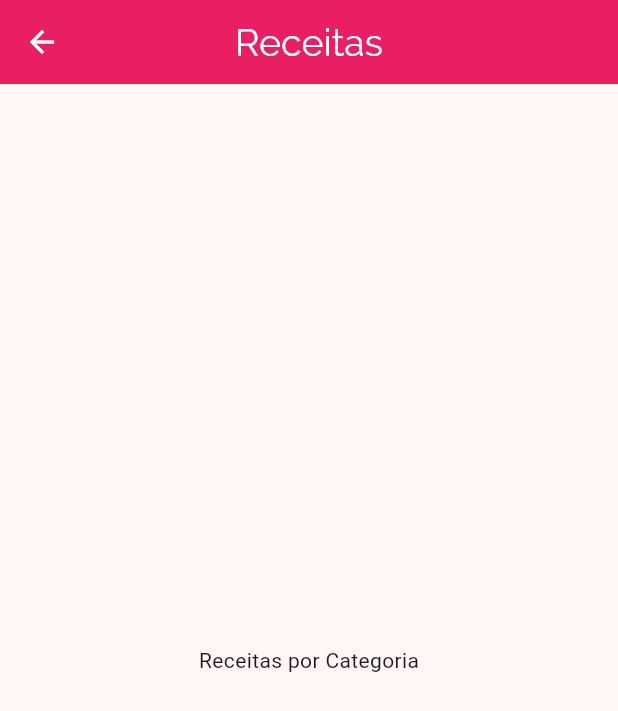
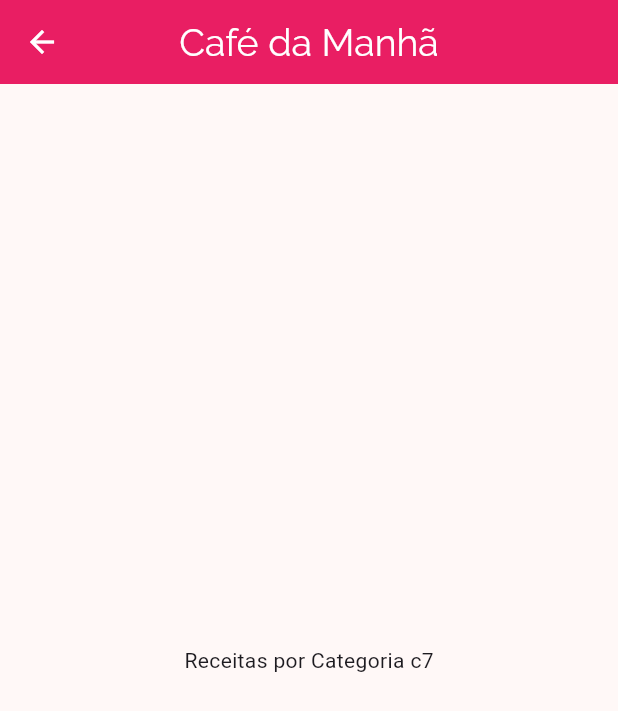
Before and after one commit to cleitonaraujo89/meals, a Flutter app: the screen it shows after launch, after a tap on "Café da Manhã", on a phone screen of 412 x 824 dp. Shown: the top 711 px of the screen. Run offline on Flutter 3.47's test engine with Material 3 defaults, Android fonts, the phone set to English and light mode, and no system bars.

Commit message:
implementação de rotas e comentários

```diff
--- a/lib/components/category_item.dart
+++ b/lib/components/category_item.dart
@@ -1,8 +1,9 @@
 // ignore_for_file: prefer_const_constructors
 
 import 'package:flutter/material.dart';
+import 'package:meals/utils/app_routes.dart';
 import '../models/category.dart';
-import '../screens/categories_meals_screen.dart';
+//import '../screens/categories_meals_screen.dart';
 
 class CategoryItem extends StatelessWidget {
   final Category category;
@@ -10,12 +11,20 @@ class CategoryItem extends StatelessWidget {
   const CategoryItem({super.key, required this.category});
 
   void _selectCategory(BuildContext context) {
-    Navigator.of(context).push(
-      MaterialPageRoute(
-        builder: (_) {
-          return CategoriesMealsScreen();
-        },
-      ),
+    // navegação via construtor
+
+    // Navigator.of(context).push(
+    //   MaterialPageRoute(
+    //     builder: (_) {
+    //       return CategoriesMealsScreen(category);
+    //     },
+    //   ),
+    // );
+
+    //Navegação  via Rota - enviando os argumentos ao clique
+    Navigator.of(context).pushNamed(
+      AppRoutes.CATEGORIES_MEALS,
+      arguments: category,
     );
   }
 
--- a/lib/main.dart
+++ b/lib/main.dart
@@ -2,6 +2,8 @@
 
 import 'package:flutter/material.dart';
 import 'screens/categories_screen.dart';
+import 'screens/categories_meals_screen.dart';
+import 'utils/app_routes.dart';
 
 void main() => runApp(MyApp());
 
@@ -32,7 +34,11 @@ class MyApp extends StatelessWidget {
             backgroundColor: Colors.pink,
             foregroundColor: Colors.white,
           )),
-      home: CategoriesScreen(),
+      //home: CategoriesScreen(), // puxa direto da rota
+      routes: {
+        AppRoutes.HOME: (ctx) => CategoriesScreen(),
+        AppRoutes.CATEGORIES_MEALS: (ctx) => CategoriesMealsScreen(),
+      },
     );
   }
 }
--- a/lib/screens/categories_meals_screen.dart
+++ b/lib/screens/categories_meals_screen.dart
@@ -1,16 +1,23 @@
 import 'package:flutter/material.dart';
+import 'package:meals/models/category.dart';
 
 class CategoriesMealsScreen extends StatelessWidget {
-  const CategoriesMealsScreen({super.key});
+
+  //usados para navegação via construtor
+  //final Category category;
+  //const CategoriesMealsScreen(this.category);
 
   @override
   Widget build(BuildContext context) {
+    //navegação via rota - pegando a categoria que é passada como argumento
+    final Category category = ModalRoute.of(context)?.settings.arguments as Category;
+
     return Scaffold(
       appBar: AppBar(
-        title: Text('Receitas'),
+        title: Text(category.title),
       ),
       body: Center(
-        child: Text('Receitas por Categoria'),
+        child: Text('Receitas por Categoria ${category.id}'),
       ),
     );
   }
--- /dev/null
+++ b/lib/utils/app_routes.dart
@@ -0,0 +1,4 @@
+class AppRoutes {
+  static const HOME = '/';
+  static const CATEGORIES_MEALS = '/categories-meals';
+}
```
